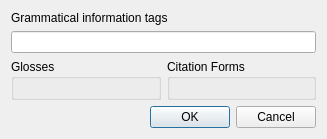
Old version of the form createlexicalentrydialog.ui in the repository adamb924/Gloss.
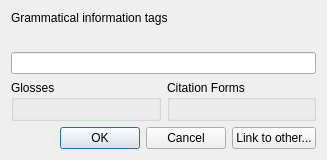
New version of the form. Custom widgets are drawn as their Qt base class.

Commit message: Added a "Link to other" button in the Create Lexical Entry dialog.

```diff
--- a/createlexicalentrydialog.ui
+++ b/createlexicalentrydialog.ui
@@ -7,7 +7,7 @@
     <x>0</x>
     <y>0</y>
     <width>327</width>
-    <height>129</height>
+    <height>160</height>
    </rect>
   </property>
   <property name="windowTitle">
@@ -62,14 +62,42 @@
     </layout>
    </item>
    <item>
-    <widget class="QDialogButtonBox" name="buttonBox">
-     <property name="orientation">
-      <enum>Qt::Horizontal</enum>
-     </property>
-     <property name="standardButtons">
-      <set>QDialogButtonBox::Cancel|QDialogButtonBox::Ok</set>
-     </property>
-    </widget>
+    <layout class="QHBoxLayout" name="horizontalLayout_2">
+     <item>
+      <spacer name="horizontalSpacer">
+       <property name="orientation">
+        <enum>Qt::Horizontal</enum>
+       </property>
+       <property name="sizeHint" stdset="0">
+        <size>
+         <width>40</width>
+         <height>20</height>
+        </size>
+       </property>
+      </spacer>
+     </item>
+     <item>
+      <widget class="QPushButton" name="ok">
+       <property name="text">
+        <string>OK</string>
+       </property>
+      </widget>
+     </item>
+     <item>
+      <widget class="QPushButton" name="cancel">
+       <property name="text">
+        <string>Cancel</string>
+       </property>
+      </widget>
+     </item>
+     <item>
+      <widget class="QPushButton" name="linkToOther">
+       <property name="text">
+        <string>Link to other...</string>
+       </property>
+      </widget>
+     </item>
+    </layout>
    </item>
   </layout>
  </widget>
```
Left out of the diff: 24 changed lines with no effect on the pictures. The commit also changes 6 other files.
